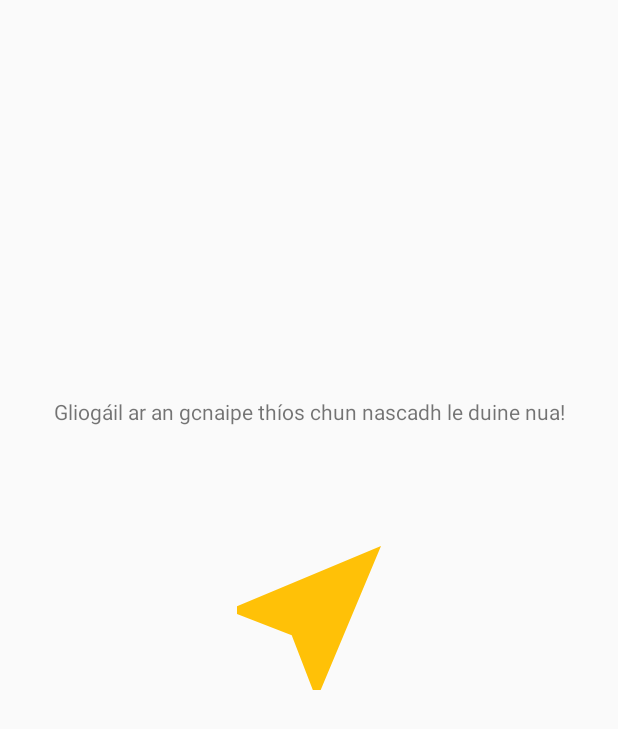
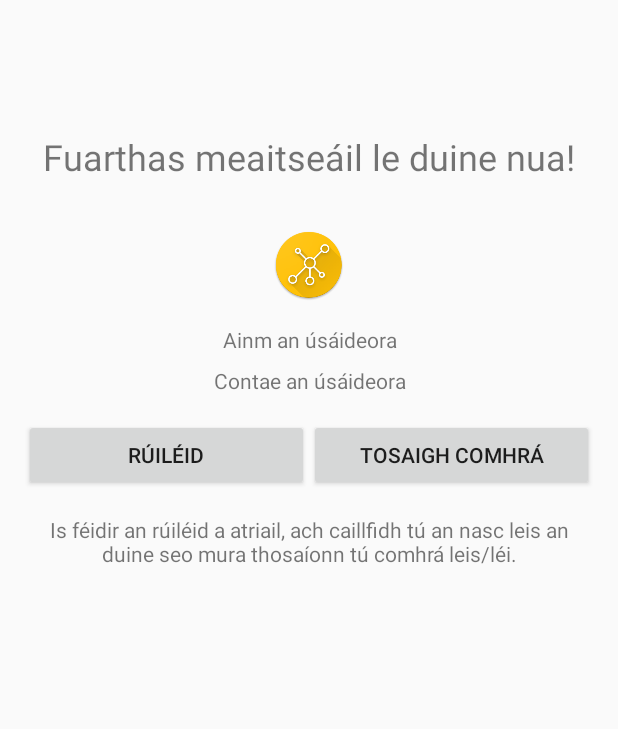
Before and after one commit to oflynned/Loinnir, an Android app: the layout roulette_outcome_frag.xml on its own in the app's theme, with its tools: preview values and no code run, on a phone screen of 412 x 824 dp. Shown: the top 729 px of the screen. Run offline under Robolectric (Android 15) with nearby library versions, the phone set to English and light mode, and no system bars.

Commit message:
added a usable roulette fragment that matches users to other users via the backend. Another two fragments were added, including intermediate loading fragments to prevent users from having to wait for images to load, as well as a results fragment with details about the partner. Not possible to start a conversation with the new partner yet, next on the list

```diff
--- a/Android/app/src/main/AndroidManifest.xml
+++ b/Android/app/src/main/AndroidManifest.xml
@@ -53,7 +53,7 @@
         </activity>
 
         <activity
-            android:name="com.syzible.loinnir.activities.Settings"
+            android:name="com.syzible.loinnir.activities.SettingsActivity"
             android:label="@string/app_name"
             android:orientation="vertical"
             android:theme="@style/AppTheme.NoActionBar">
--- a/Android/app/src/main/res/layout/roulette_frag.xml
+++ b/Android/app/src/main/res/layout/roulette_frag.xml
@@ -12,7 +12,7 @@
         android:layout_centerInParent="true"
         android:minHeight="128dp"
         android:minWidth="128dp"
-        android:src="@drawable/ic_roulette" />
+        android:src="@drawable/ic_roulette_yellow" />
 
     <TextView
         android:id="@+id/information_text_roulette"
--- a/Android/app/src/main/res/layout/roulette_outcome_frag.xml
+++ b/Android/app/src/main/res/layout/roulette_outcome_frag.xml
@@ -2,27 +2,87 @@
 <RelativeLayout xmlns:android="http://schemas.android.com/apk/res/android"
     android:layout_width="match_parent"
     android:layout_height="match_parent"
-    android:orientation="vertical">
+    android:orientation="vertical"
+    android:layout_marginTop="?attr/actionBarSize">
 
+    <TextView
+        android:id="@+id/match_notification_text"
+        android:layout_width="match_parent"
+        android:layout_height="wrap_content"
+        android:layout_marginTop="32dp"
+        android:layout_marginLeft="16dp"
+        android:layout_marginRight="16dp"
+        android:textSize="24sp"
+        android:fontFamily=""
+        android:gravity="center_horizontal"
+        android:text="Fuarthas meaitseáil le duine nua!" />
 
     <ImageView
-        android:id="@+id/roulette_spinner_button"
+        android:layout_below="@+id/match_notification_text"
+        android:layout_marginTop="32dp"
+        android:layout_centerInParent="true"
+        android:id="@+id/roulette_partner_profile_pic"
         android:layout_width="wrap_content"
         android:layout_height="wrap_content"
-        android:layout_centerInParent="true"
-        android:minHeight="128dp"
-        android:minWidth="128dp"
-        android:src="@drawable/ic_roulette_yellow" />
+        android:minHeight="192dp"
+        android:minWidth="192dp"
+        android:src="@mipmap/ic_launcher"
+        android:adjustViewBounds="true"/>
 
     <TextView
-        android:id="@+id/information_text_roulette"
+        android:id="@+id/name_text_roulette"
         android:layout_width="match_parent"
         android:layout_height="wrap_content"
-        android:layout_above="@+id/roulette_spinner_button"
-        android:layout_marginTop="64dp"
-        android:layout_marginBottom="64dp"
+        android:layout_below="@+id/roulette_partner_profile_pic"
+        android:layout_marginTop="16dp"
         android:layout_marginLeft="16dp"
         android:layout_marginRight="16dp"
         android:gravity="center_horizontal"
-        android:text="Gliogáil ar an gcnaipe thíos chun nascadh le duine nua!" />
+        android:text="Ainm an úsáideora" />
+
+    <TextView
+        android:id="@+id/county_text_roulette"
+        android:layout_width="match_parent"
+        android:layout_height="wrap_content"
+        android:layout_below="@+id/name_text_roulette"
+        android:layout_marginTop="8dp"
+        android:layout_marginLeft="16dp"
+        android:layout_marginRight="16dp"
+        android:gravity="center_horizontal"
+        android:text="Contae an úsáideora" />
+
+    <LinearLayout
+        android:layout_marginLeft="16dp"
+        android:layout_marginRight="16dp"
+        android:id="@+id/roulette_outcome_actions"
+        android:layout_marginTop="16dp"
+        android:layout_below="@+id/county_text_roulette"
+        android:layout_centerHorizontal="true"
+        android:layout_width="match_parent"
+        android:layout_height="wrap_content">
+        <Button
+            android:layout_weight="0.5"
+            android:id="@+id/back_to_roulette_btn"
+            android:layout_width="0dp"
+            android:layout_height="wrap_content"
+            android:text="Rúiléid"/>
+
+        <Button
+            android:layout_weight="0.5"
+            android:id="@+id/start_conversation_btn"
+            android:layout_width="0dp"
+            android:layout_height="wrap_content"
+            android:text="Tosaigh comhrá"/>
+    </LinearLayout>
+
+    <TextView
+        android:id="@+id/match_loss_warning_if_no_chat"
+        android:layout_width="match_parent"
+        android:layout_height="wrap_content"
+        android:layout_below="@+id/roulette_outcome_actions"
+        android:layout_marginTop="16dp"
+        android:layout_marginLeft="16dp"
+        android:layout_marginRight="16dp"
+        android:gravity="center_horizontal"
+        android:text="Is féidir an rúiléid a atriail, ach caillfidh tú an nasc leis an duine seo mura thosaíonn tú comhrá leis/léi." />
 </RelativeLayout>
--- a/Android/app/src/main/res/values/strings.xml
+++ b/Android/app/src/main/res/values/strings.xml
@@ -6,6 +6,8 @@
 
     <string name="action_settings">Socruithe</string>
 
+    <string name="app_version">1.0.0 Bealtaine 2017</string>
+
     <!-- dev keys -->
     <string name="facebook_app_id">126609207898041</string>
     <string name="fb_login_protocol_scheme">fb126609207898041</string>
```
Also changed, not shown: Android/app/src/main/java/com/syzible/loinnir/activities/MainActivity.java (+20 -14 lines), Android/app/src/main/java/com/syzible/loinnir/activities/Settings.java (deleted, +0 -11 lines), Android/app/src/main/java/com/syzible/loinnir/activities/SettingsActivity.java (added, +139 -0 lines), Android/app/src/main/java/com/syzible/loinnir/fragments/portal/RouletteFrag.java (+10 -33 lines), Android/app/src/main/java/com/syzible/loinnir/fragments/portal/RouletteLoadingFrag.java (added, +74 -0 lines), Android/app/src/main/java/com/syzible/loinnir/fragments/portal/RouletteOutcomeFrag.java (added, +130 -0 lines), Android/app/src/main/java/com/syzible/loinnir/objects/User.java (+14 -8 lines), Android/app/src/main/java/com/syzible/loinnir/utils/BitmapUtils.java (+12 -4 lines).
